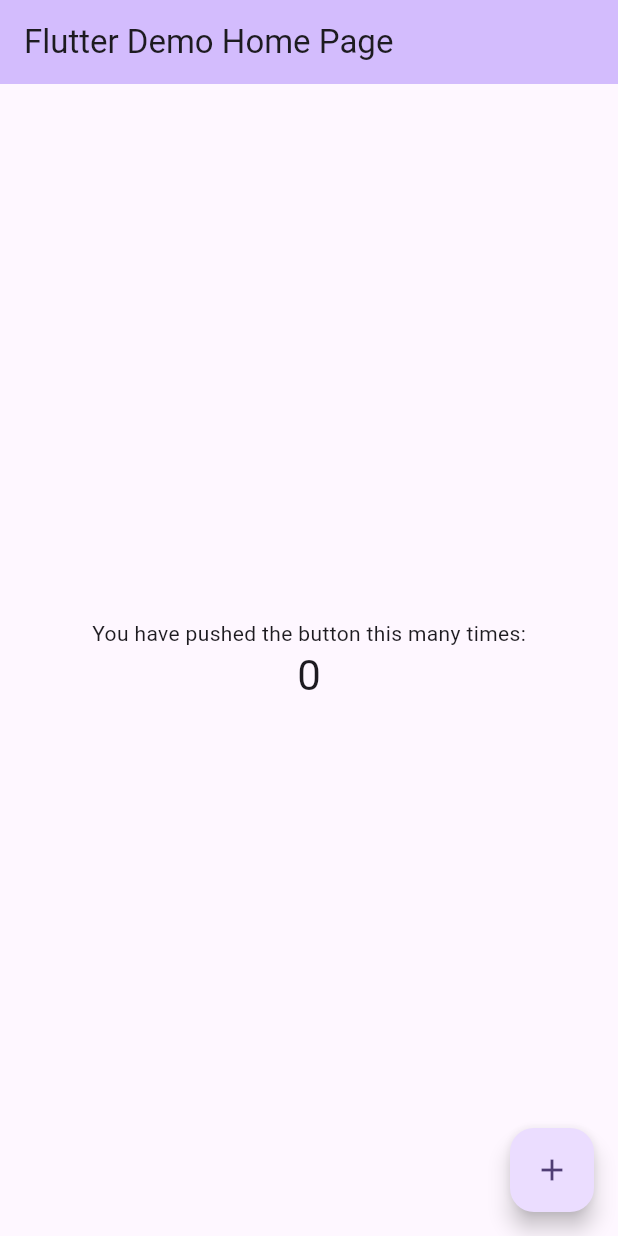
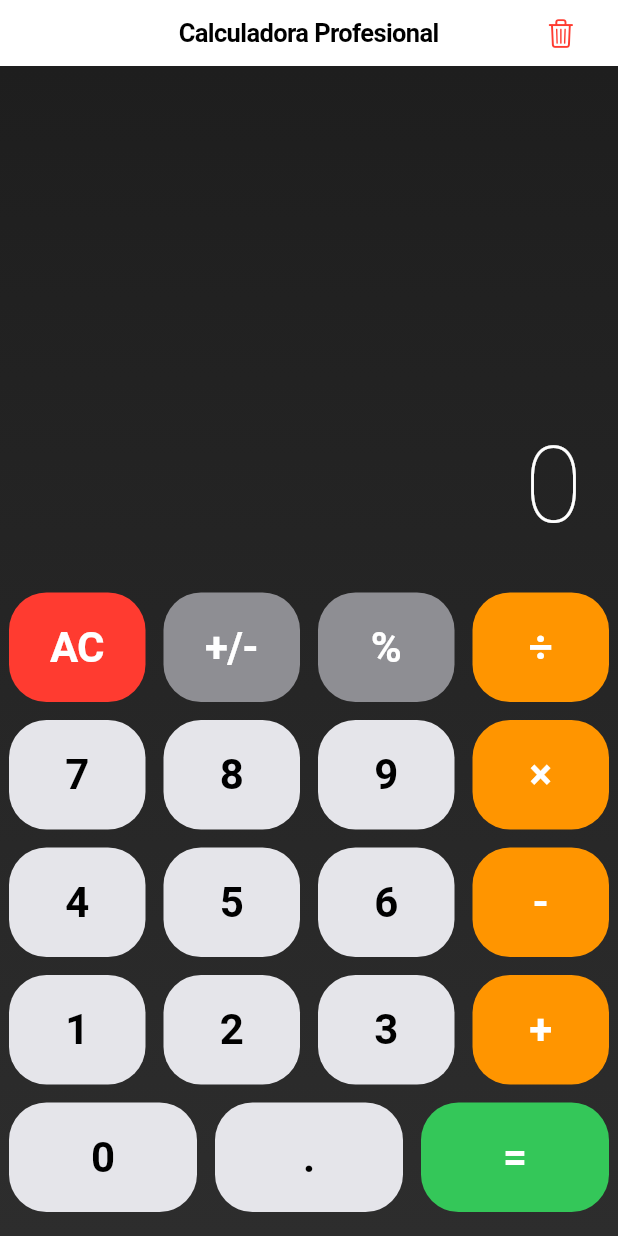
Before and after one commit to Nelson295281/prueba_proyecto, a Flutter app: the screen it shows after launch, on a phone screen of 412 x 824 dp. Run offline on Flutter 3.47's test engine with Material 3 defaults, Android fonts, the phone set to English and light mode, and no system bars.

Commit message:
Primer commit calculadora flutter

```diff
--- /dev/null
+++ b/lib/Home_Pages.dart
@@ -0,0 +1,366 @@
+import 'package:flutter/cupertino.dart';
+
+class HomePage extends StatefulWidget {
+  const HomePage({super.key});
+
+  @override
+  State<HomePage> createState() => _HomePageState();
+}
+
+class _HomePageState extends State<HomePage> {
+
+  String pantalla = '0';
+  String operacion = '';
+
+  double numero1 = 0;
+  double numero2 = 0;
+
+  String operador = '';
+
+  List<String> historial = [];
+
+  // FUNCION PRINCIPAL
+  void presionarBoton(String texto) {
+
+    setState(() {
+
+      // LIMPIAR TODO
+      if (texto == 'AC') {
+
+        pantalla = '0';
+        operacion = '';
+        numero1 = 0;
+        numero2 = 0;
+        operador = '';
+      }
+
+      // PORCENTAJE
+      else if (texto == '%') {
+
+        double valor = double.parse(pantalla) / 100;
+
+        pantalla = valor.toString();
+
+        if (pantalla.endsWith('.0')) {
+          pantalla = pantalla.replaceAll('.0', '');
+        }
+      }
+
+      // CAMBIO SIGNO
+      else if (texto == '+/-') {
+
+        double valor = double.parse(pantalla) * -1;
+
+        pantalla = valor.toString();
+
+        if (pantalla.endsWith('.0')) {
+          pantalla = pantalla.replaceAll('.0', '');
+        }
+      }
+
+      // OPERADORES
+      else if (texto == '+' ||
+          texto == '-' ||
+          texto == '×' ||
+          texto == '÷') {
+
+        numero1 = double.parse(pantalla);
+        operador = texto;
+
+        operacion = pantalla + ' ' + operador;
+
+        pantalla = '0';
+      }
+
+      // RESULTADO
+      else if (texto == '=') {
+
+        numero2 = double.parse(pantalla);
+
+        double resultado = 0;
+
+        switch (operador) {
+
+          case '+':
+            resultado = numero1 + numero2;
+            break;
+
+          case '-':
+            resultado = numero1 - numero2;
+            break;
+
+          case '×':
+            resultado = numero1 * numero2;
+            break;
+
+          case '÷':
+            resultado = numero2 != 0
+                ? numero1 / numero2
+                : 0;
+            break;
+        }
+
+        String resultadoTexto = resultado.toString();
+
+        if (resultadoTexto.endsWith('.0')) {
+          resultadoTexto = resultadoTexto.replaceAll('.0', '');
+        }
+
+        // ELIMINAR .0 DEL HISTORIAL
+        String numero1Texto = numero1.toString();
+        String numero2Texto = numero2.toString();
+
+        if (numero1Texto.endsWith('.0')) {
+          numero1Texto = numero1Texto.replaceAll('.0', '');
+        }
+
+        if (numero2Texto.endsWith('.0')) {
+          numero2Texto = numero2Texto.replaceAll('.0', '');
+        }
+
+        historial.add(
+          numero1Texto +
+              ' ' +
+              operador +
+              ' ' +
+              numero2Texto +
+              ' = ' +
+              resultadoTexto,
+        );
+
+        pantalla = resultadoTexto;
+        operacion = '';
+      }
+
+      // DECIMAL
+      else if (texto == '.') {
+
+        if (!pantalla.contains('.')) {
+          pantalla += '.';
+        }
+      }
+
+      // NUMEROS
+      else {
+
+        if (pantalla == '0') {
+          pantalla = texto;
+        } else {
+          pantalla += texto;
+        }
+      }
+    });
+  }
+
+  // BOTONES
+  Widget boton(String texto,
+      {Color color = CupertinoColors.systemGrey5,
+      Color textoColor = CupertinoColors.black}) {
+
+    return Expanded(
+      child: Padding(
+        padding: const EdgeInsets.all(6),
+
+        child: CupertinoButton(
+
+          padding: const EdgeInsets.all(20),
+
+          color: color,
+
+          borderRadius: BorderRadius.circular(25),
+
+          onPressed: () {
+            presionarBoton(texto);
+          },
+
+          child: Text(
+            texto,
+
+            style: TextStyle(
+              fontSize: 28,
+              fontWeight: FontWeight.bold,
+              color: textoColor,
+            ),
+          ),
+        ),
+      ),
+    );
+  }
+
+  // FILAS
+  Widget fila(List<Widget> botones) {
+    return Row(children: botones);
+  }
+
+  @override
+  Widget build(BuildContext context) {
+
+    return CupertinoPageScaffold(
+
+      navigationBar: CupertinoNavigationBar(
+
+        middle: const Text('Calculadora Profesional'),
+
+        trailing: CupertinoButton(
+          padding: EdgeInsets.zero,
+
+          child: const Icon(
+            CupertinoIcons.delete,
+            color: CupertinoColors.systemRed,
+          ),
+
+          onPressed: () {
+
+            setState(() {
+              historial.clear();
+            });
+          },
+        ),
+      ),
+
+      child: SafeArea(
+
+        child: Container(
+
+          decoration: const BoxDecoration(
+            gradient: LinearGradient(
+              colors: [
+                Color(0xFF1E1E1E),
+                Color(0xFF2D2D2D),
+              ],
+              begin: Alignment.topCenter,
+              end: Alignment.bottomCenter,
+            ),
+          ),
+
+          child: Column(
+            children: [
+
+              // HISTORIAL
+              Container(
+                alignment: Alignment.centerRight,
+                padding: const EdgeInsets.only(
+                    top: 20,
+                    right: 20,
+                    left: 20),
+
+                child: Column(
+                  crossAxisAlignment: CrossAxisAlignment.end,
+
+                  children: historial.reversed.take(3).map((e) {
+                    return Text(
+                      e,
+
+                      style: const TextStyle(
+                        color: CupertinoColors.systemGrey,
+                        fontSize: 18,
+                      ),
+                    );
+                  }).toList(),
+                ),
+              ),
+
+              // OPERACION
+              Container(
+                alignment: Alignment.centerRight,
+                padding: const EdgeInsets.symmetric(horizontal: 24),
+
+                child: Text(
+                  operacion,
+
+                  style: const TextStyle(
+                    color: CupertinoColors.systemGrey2,
+                    fontSize: 30,
+                  ),
+                ),
+              ),
+
+              // PANTALLA
+              Expanded(
+                child: Container(
+                  alignment: Alignment.bottomRight,
+                  padding: const EdgeInsets.all(24),
+
+                  child: SingleChildScrollView(
+                    reverse: true,
+                    scrollDirection: Axis.horizontal,
+
+                    child: Text(
+                      pantalla,
+
+                      style: const TextStyle(
+                        fontSize: 70,
+                        fontWeight: FontWeight.w200,
+                        color: CupertinoColors.white,
+                      ),
+                    ),
+                  ),
+                ),
+              ),
+
+              // BOTONES
+              fila([
+                boton('AC',
+                    color: CupertinoColors.systemRed,
+                    textoColor: CupertinoColors.white),
+
+                boton('+/-',
+                    color: CupertinoColors.systemGrey,
+                    textoColor: CupertinoColors.white),
+
+                boton('%',
+                    color: CupertinoColors.systemGrey,
+                    textoColor: CupertinoColors.white),
+
+                boton('÷',
+                    color: CupertinoColors.systemOrange,
+                    textoColor: CupertinoColors.white),
+              ]),
+
+              fila([
+                boton('7'),
+                boton('8'),
+                boton('9'),
+
+                boton('×',
+                    color: CupertinoColors.systemOrange,
+                    textoColor: CupertinoColors.white),
+              ]),
+
+              fila([
+                boton('4'),
+                boton('5'),
+                boton('6'),
+
+                boton('-',
+                    color: CupertinoColors.systemOrange,
+                    textoColor: CupertinoColors.white),
+              ]),
+
+              fila([
+                boton('1'),
+                boton('2'),
+                boton('3'),
+
+                boton('+',
+                    color: CupertinoColors.systemOrange,
+                    textoColor: CupertinoColors.white),
+              ]),
+
+              fila([
+                boton('0'),
+                boton('.'),
+
+                boton('=',
+                    color: CupertinoColors.activeGreen,
+                    textoColor: CupertinoColors.white),
+              ]),
+
+              const SizedBox(height: 10),
+            ],
+          ),
+        ),
+      ),
+    );
+  }
+}
--- a/lib/main.dart
+++ b/lib/main.dart
@@ -1,122 +1,20 @@
-import 'package:flutter/material.dart';
+import 'package:flutter/cupertino.dart';
+import 'Home_Pages.dart';
 
 void main() {
   runApp(const MyApp());
 }
 
 class MyApp extends StatelessWidget {
+
   const MyApp({super.key});
 
-  // This widget is the root of your application.
   @override
   Widget build(BuildContext context) {
-    return MaterialApp(
-      title: 'Flutter Demo',
-      theme: ThemeData(
-        // This is the theme of your application.
-        //
-        // TRY THIS: Try running your application with "flutter run". You'll see
-        // the application has a purple toolbar. Then, without quitting the app,
-        // try changing the seedColor in the colorScheme below to Colors.green
-        // and then invoke "hot reload" (save your changes or press the "hot
-        // reload" button in a Flutter-supported IDE, or press "r" if you used
-        // the command line to start the app).
-        //
-        // Notice that the counter didn't reset back to zero; the application
-        // state is not lost during the reload. To reset the state, use hot
-        // restart instead.
-        //
-        // This works for code too, not just values: Most code changes can be
-        // tested with just a hot reload.
-        colorScheme: .fromSeed(seedColor: Colors.deepPurple),
-      ),
-      home: const MyHomePage(title: 'Flutter Demo Home Page'),
+
+    return const CupertinoApp(
+      debugShowCheckedModeBanner: false,
+      home: HomePage(),
     );
   }
 }
-
-class MyHomePage extends StatefulWidget {
-  const MyHomePage({super.key, required this.title});
-
-  // This widget is the home page of your application. It is stateful, meaning
-  // that it has a State object (defined below) that contains fields that affect
-  // how it looks.
-
-  // This class is the configuration for the state. It holds the values (in this
-  // case the title) provided by the parent (in this case the App widget) and
-  // used by the build method of the State. Fields in a Widget subclass are
-  // always marked "final".
-
-  final String title;
-
-  @override
-  State<MyHomePage> createState() => _MyHomePageState();
-}
-
-class _MyHomePageState extends State<MyHomePage> {
-  int _counter = 0;
-
-  void _incrementCounter() {
-    setState(() {
-      // This call to setState tells the Flutter framework that something has
-      // changed in this State, which causes it to rerun the build method below
-      // so that the display can reflect the updated values. If we changed
-      // _counter without calling setState(), then the build method would not be
-      // called again, and so nothing would appear to happen.
-      _counter++;
-    });
-  }
-
-  @override
-  Widget build(BuildContext context) {
-    // This method is rerun every time setState is called, for instance as done
-    // by the _incrementCounter method above.
-    //
-    // The Flutter framework has been optimized to make rerunning build methods
-    // fast, so that you can just rebuild anything that needs updating rather
-    // than having to individually change instances of widgets.
-    return Scaffold(
-      appBar: AppBar(
-        // TRY THIS: Try changing the color here to a specific color (to
-        // Colors.amber, perhaps?) and trigger a hot reload to see the AppBar
-        // change color while the other colors stay the same.
-        backgroundColor: Theme.of(context).colorScheme.inversePrimary,
-        // Here we take the value from the MyHomePage object that was created by
-        // the App.build method, and use it to set our appbar title.
-        title: Text(widget.title),
-      ),
-      body: Center(
-        // Center is a layout widget. It takes a single child and positions it
-        // in the middle of the parent.
-        child: Column(
-          // Column is also a layout widget. It takes a list of children and
-          // arranges them vertically. By default, it sizes itself to fit its
-          // children horizontally, and tries to be as tall as its parent.
-          //
-          // Column has various properties to control how it sizes itself and
-          // how it positions its children. Here we use mainAxisAlignment to
-          // center the children vertically; the main axis here is the vertical
-          // axis because Columns are vertical (the cross axis would be
-          // horizontal).
-          //
-          // TRY THIS: Invoke "debug painting" (choose the "Toggle Debug Paint"
-          // action in the IDE, or press "p" in the console), to see the
-          // wireframe for each widget.
-          mainAxisAlignment: .center,
-          children: [
-            const Text('You have pushed the button this many times:'),
-            Text(
-              '$_counter',
-              style: Theme.of(context).textTheme.headlineMedium,
-            ),
-          ],
-        ),
-      ),
-      floatingActionButton: FloatingActionButton(
-        onPressed: _incrementCounter,
-        tooltip: 'Increment',
-        child: const Icon(Icons.add),
-      ),
-    );
-  }
-}
```
Also changed, not shown: lib/home.dart (added), 1 other file.
